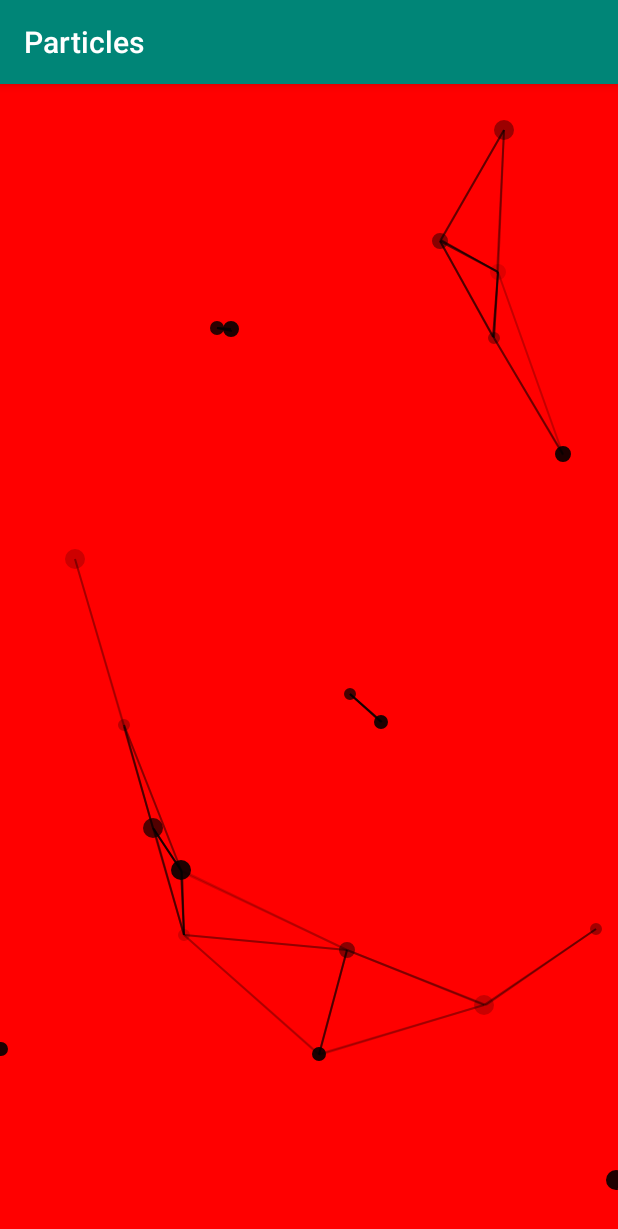
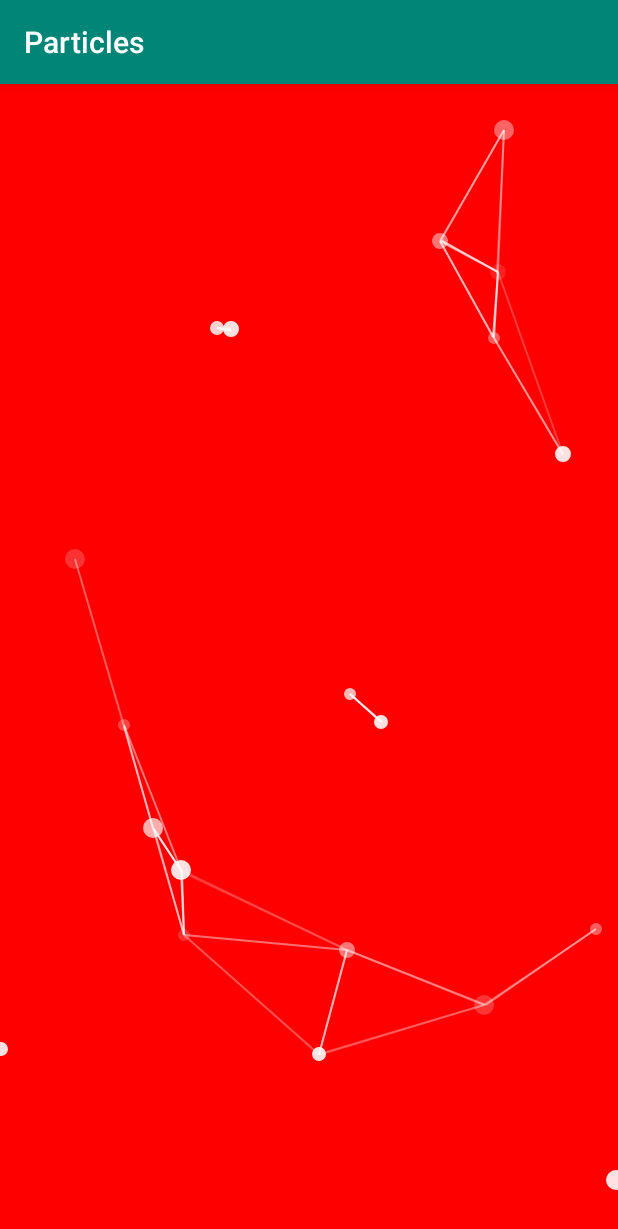
Before and after one commit to ibrahimsn98/android-particles, an Android app: the screen it shows after launch (MainActivity), on a phone screen of 412 x 824 dp. Shown: the top 1229 px of the screen. Run offline under Robolectric (Android 15) with nearby library versions, the phone set to English and light mode, and no system bars.

Commit message:
fixed particle color attr

```diff
--- a/particle/src/main/java/me/ibrahimsn/particle/ParticleView.kt
+++ b/particle/src/main/java/me/ibrahimsn/particle/ParticleView.kt
@@ -23,7 +23,6 @@ class ParticleView : View {
     private val paint: Paint = Paint().apply {
         isAntiAlias = true
         style = Paint.Style.FILL_AND_STROKE
-        color = this.color
         strokeWidth = 2F
     }
 
@@ -36,6 +35,8 @@ class ParticleView : View {
         maxRadius = a.getInt(R.styleable.ParticleView_maxParticleRadius, maxRadius)
         background = a.getColor(R.styleable.ParticleView_backgroundColor, background)
         color = a.getColor(R.styleable.ParticleView_particleColor, color)
+
+        paint.color = color
 
         if (count > 50)
             count = 50
```
